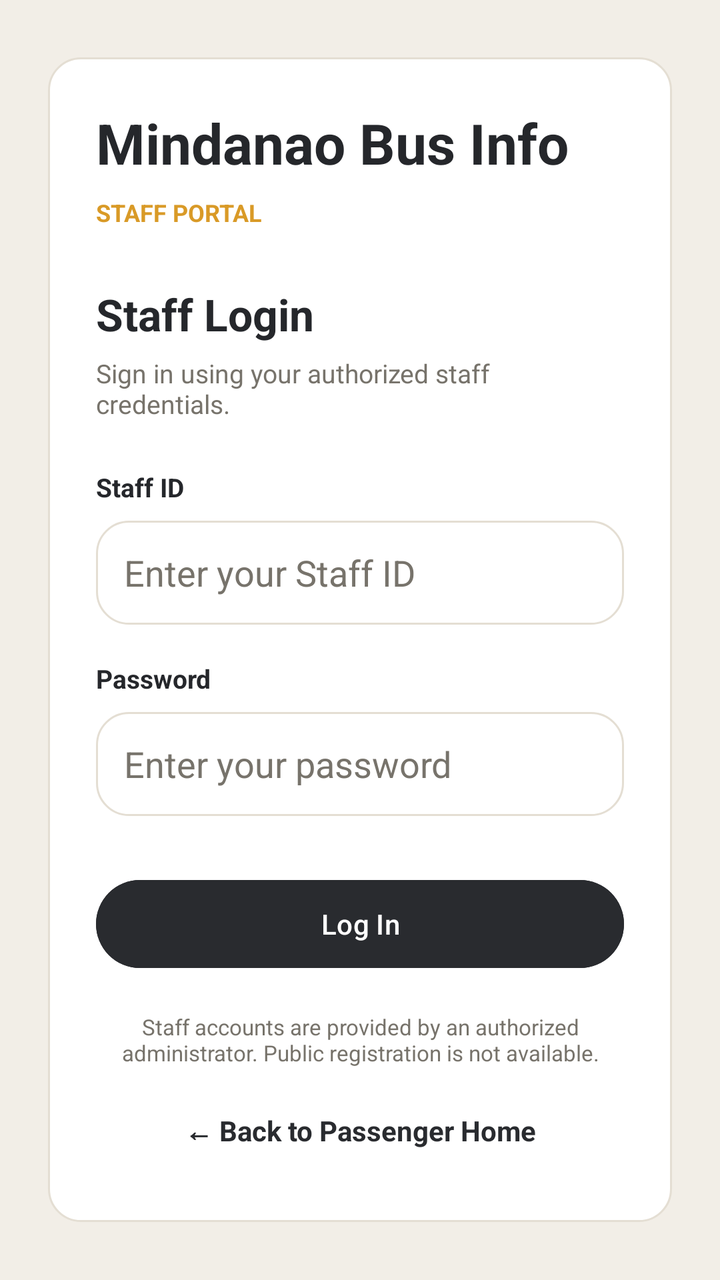
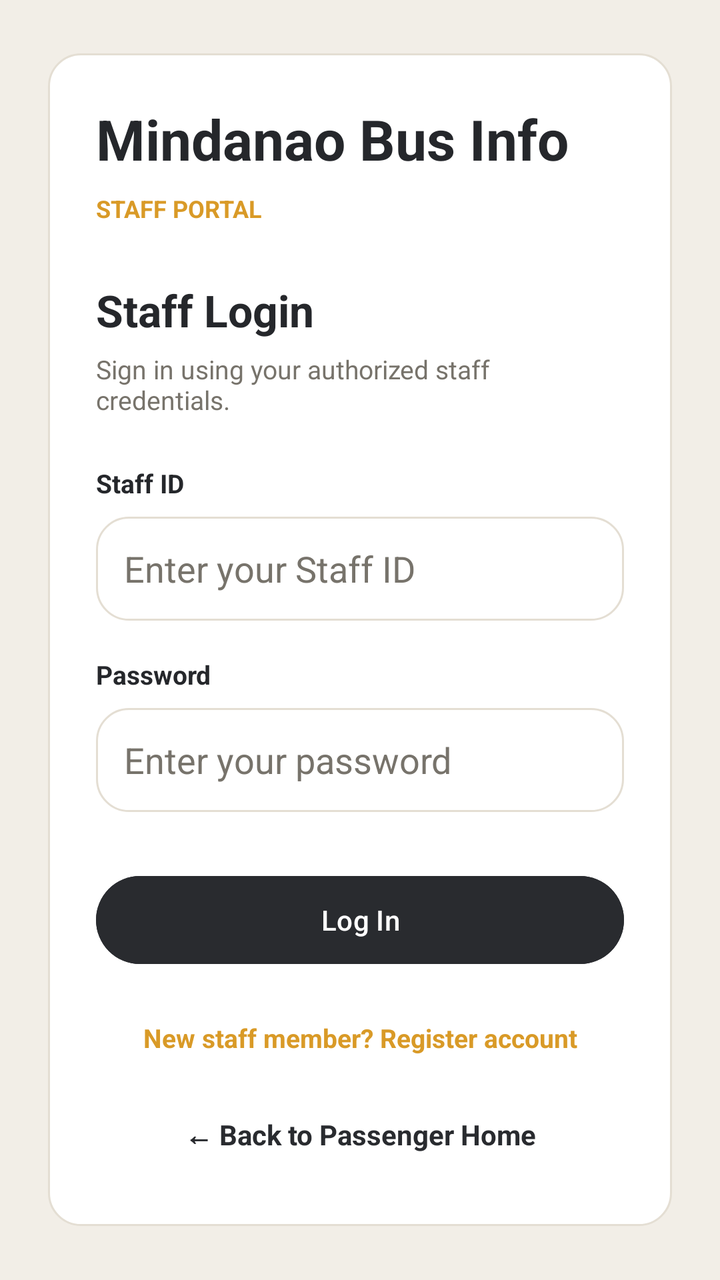

The first picture is an Android layout as it rendered before a commit; the second is the same layout after the commit. The layout source and the unified diff follow.
<!-- AndroidManifest.xml: application theme Theme.PabamaApp -->
<!-- res/layout/activity_staff_login.xml -->
<LinearLayout xmlns:android="http://schemas.android.com/apk/res/android"
    android:id="@+id/main"
    android:layout_width="match_parent"
    android:layout_height="match_parent"
    android:orientation="vertical"
    android:gravity="center"
    android:padding="24dp"
    android:background="@color/background">

    <LinearLayout
        android:layout_width="match_parent"
        android:layout_height="wrap_content"
        android:orientation="vertical"
        android:padding="24dp"
        android:background="@drawable/bg_card">

        <TextView
            android:layout_width="wrap_content"
            android:layout_height="wrap_content"
            android:text="Mindanao Bus Info"
            android:textColor="@color/primary_dark"
            android:textSize="28sp"
            android:textStyle="bold" />

        <TextView
            android:layout_width="wrap_content"
            android:layout_height="wrap_content"
            android:text="STAFF PORTAL"
            android:textColor="@color/accent"
            android:textSize="12sp"
            android:textStyle="bold"
            android:layout_marginTop="8dp" />

        <TextView
            android:layout_width="wrap_content"
            android:layout_height="wrap_content"
            android:text="Staff Login"
            android:textColor="@color/text_primary"
            android:textSize="22sp"
            android:textStyle="bold"
            android:layout_marginTop="28dp" />

        <TextView
            android:layout_width="wrap_content"
            android:layout_height="wrap_content"
            android:text="Sign in using your authorized staff credentials."
            android:textColor="@color/text_secondary"
            android:textSize="13sp"
            android:layout_marginTop="6dp" />

        <TextView
            android:layout_width="wrap_content"
            android:layout_height="wrap_content"
            android:text="Staff ID"
            android:textColor="@color/text_primary"
            android:textStyle="bold"
            android:textSize="13sp"
            android:layout_marginTop="24dp" />

        <EditText
            android:id="@+id/inputStaffId"
            android:layout_width="match_parent"
            android:layout_height="52dp"
            android:layout_marginTop="8dp"
            android:background="@drawable/bg_card"
            android:hint="Enter your Staff ID"
            android:paddingStart="14dp"
            android:paddingEnd="14dp"
            android:textColor="@color/text_primary"
            android:textColorHint="@color/text_secondary"
            android:singleLine="true"
            android:inputType="text" />

        <TextView
            android:layout_width="wrap_content"
            android:layout_height="wrap_content"
            android:text="Password"
            android:textColor="@color/text_primary"
            android:textStyle="bold"
            android:textSize="13sp"
            android:layout_marginTop="18dp" />

        <EditText
            android:id="@+id/inputStaffPassword"
            android:layout_width="match_parent"
            android:layout_height="52dp"
            android:layout_marginTop="8dp"
            android:background="@drawable/bg_card"
            android:hint="Enter your password"
            android:paddingStart="14dp"
            android:paddingEnd="14dp"
            android:textColor="@color/text_primary"
            android:textColorHint="@color/text_secondary"
            android:singleLine="true"
            android:inputType="textPassword" />

        <Button
            android:id="@+id/btnStaffLogin"
            android:layout_width="match_parent"
            android:layout_height="52dp"
            android:layout_marginTop="28dp"
            android:text="Log In"
            android:textColor="@color/surface"
            android:backgroundTint="@color/primary" />

        <TextView
            android:layout_width="match_parent"
            android:layout_height="wrap_content"
            android:gravity="center"
            android:text="Staff accounts are provided by an authorized administrator. Public registration is not available."
            android:textColor="@color/text_secondary"
            android:textSize="11sp"
            android:layout_marginTop="18dp" />

        <TextView
            android:id="@+id/btnBackToHome"
            android:layout_width="match_parent"
            android:layout_height="wrap_content"
            android:gravity="center"
            android:text="← Back to Passenger Home"
            android:textColor="@color/primary"
            android:textStyle="bold"
            android:singleLine="true"
            android:padding="12dp"
            android:layout_marginTop="10dp" />

    </LinearLayout>

</LinearLayout>
<!-- resources referenced by this layout -->
<resources>
  <color name="accent">#D99A27</color>
  <color name="background">#F2EEE7</color>
  <color name="primary">#292B2F</color>
  <color name="primary_dark">#25272B</color>
  <color name="surface">#FFFFFF</color>
  <color name="text_primary">#25272B</color>
  <color name="text_secondary">#77736B</color>
  <!-- drawable bg_card (drawable) -->
  <?xml version="1.0" encoding="utf-8"?>
  <shape xmlns:android="http://schemas.android.com/apk/res/android"
      android:shape="rectangle">
      <solid android:color="@color/surface" />
      <stroke
          android:width="1dp"
          android:color="@color/border" />
      <corners android:radius="16dp" />
  </shape>
  <style name="Theme.PabamaApp" parent="Theme.Material3.DayNight.NoActionBar">
  
          <item name="colorPrimary">@color/primary</item>
          <item name="colorPrimaryVariant">@color/primary_dark</item>
          <item name="colorOnPrimary">@color/white</item>
          <item name="colorSecondary">@color/accent</item>
          <item name="android:statusBarColor">@color/primary_dark</item>
          <item name="android:windowBackground">@color/background</item>
  
          
          <item name="android:windowAnimationStyle">@style/NoActivityAnimation</item>
  
          
          <item name="alertDialogTheme">@style/Theme.PabamaApp.Dialog</item>
  
      </style>
  <color name="border">#E4DED3</color>
  <color name="white">#FFFFFF</color>
  <style name="NoActivityAnimation">
          <item name="android:activityOpenEnterAnimation">@null</item>
          <item name="android:activityOpenExitAnimation">@null</item>
          <item name="android:activityCloseEnterAnimation">@null</item>
          <item name="android:activityCloseExitAnimation">@null</item>
  
          <item name="android:taskOpenEnterAnimation">@null</item>
          <item name="android:taskOpenExitAnimation">@null</item>
          <item name="android:taskCloseEnterAnimation">@null</item>
          <item name="android:taskCloseExitAnimation">@null</item>
  
          <item name="android:windowEnterAnimation">@null</item>
          <item name="android:windowExitAnimation">@null</item>
      </style>
  <style name="Theme.PabamaApp.Dialog" parent="ThemeOverlay.AppCompat.Dialog.Alert">
          <item name="android:windowAnimationStyle">@style/NoActivityAnimation</item>
  
          <item name="colorAccent">@color/dialog_action</item>
          <item name="android:colorAccent">@color/dialog_action</item>
  
          <item name="android:colorBackground">@color/dialog_background</item>
          <item name="android:textColorPrimary">@color/dialog_text</item>
          <item name="android:textColorSecondary">@color/dialog_hint</item>
          <item name="android:textColorHint">@color/dialog_hint</item>
  
          <item name="buttonBarPositiveButtonStyle">@style/DialogActionButton</item>
          <item name="buttonBarNegativeButtonStyle">@style/DialogCancelButton</item>
          <item name="buttonBarNeutralButtonStyle">@style/DialogDeleteButton</item>
  
      </style>
  <color name="dialog_action">#F4B942</color>
  <color name="dialog_background">#404040</color>
  <color name="dialog_text">#FFFFFF</color>
  <color name="dialog_hint">#D1D1D1</color>
  <style name="DialogActionButton" parent="Widget.AppCompat.Button.ButtonBar.AlertDialog">
          <item name="android:textColor">@color/dialog_action</item>
      </style>
  <style name="DialogCancelButton" parent="Widget.AppCompat.Button.ButtonBar.AlertDialog">
          <item name="android:textColor">@color/dialog_text</item>
      </style>
  <style name="DialogDeleteButton" parent="Widget.AppCompat.Button.ButtonBar.AlertDialog">
          <item name="android:textColor">@color/dialog_delete</item>
      </style>
  <color name="dialog_delete">#FF8A80</color>
</resources>

<!-- the commit's change to res/layout/activity_staff_login.xml (unified diff, before → after) -->
@@ -104,13 +104,16 @@
             android:backgroundTint="@color/primary" />
 
         <TextView
+            android:id="@+id/btnRegisterStaff"
             android:layout_width="match_parent"
             android:layout_height="wrap_content"
             android:gravity="center"
-            android:text="Staff accounts are provided by an authorized administrator. Public registration is not available."
-            android:textColor="@color/text_secondary"
-            android:textSize="11sp"
-            android:layout_marginTop="18dp" />
+            android:text="New staff member? Register account"
+            android:textColor="@color/accent"
+            android:textStyle="bold"
+            android:textSize="13sp"
+            android:padding="8dp"
+            android:layout_marginTop="16dp" />
 
         <TextView
             android:id="@+id/btnBackToHome"
